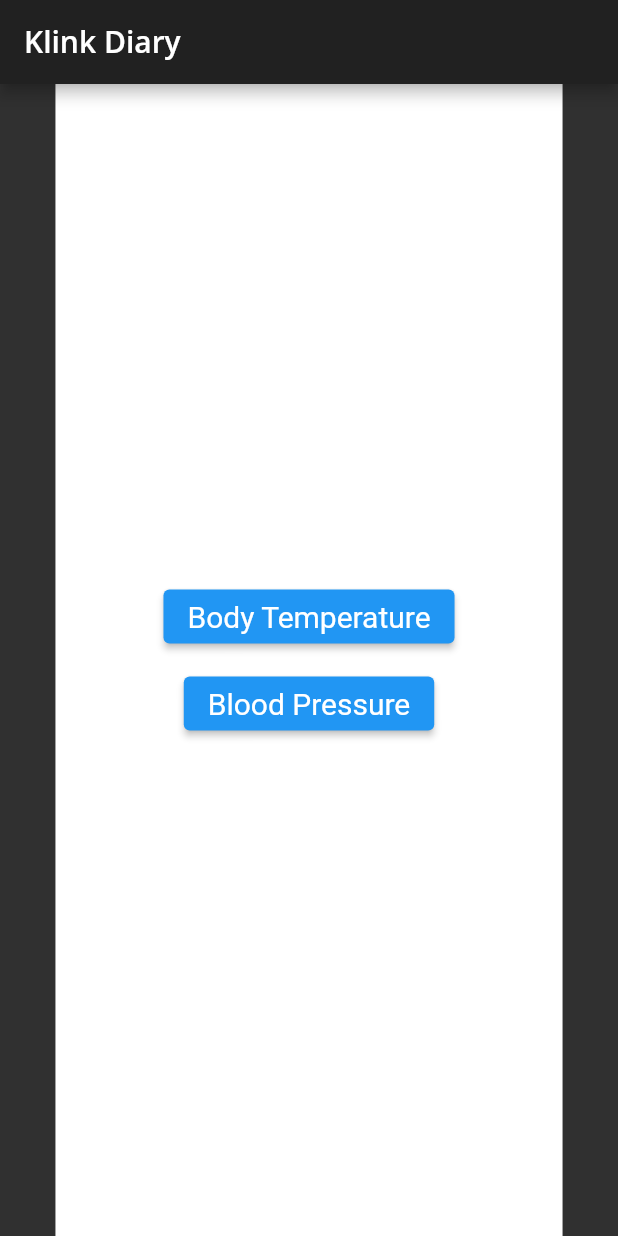
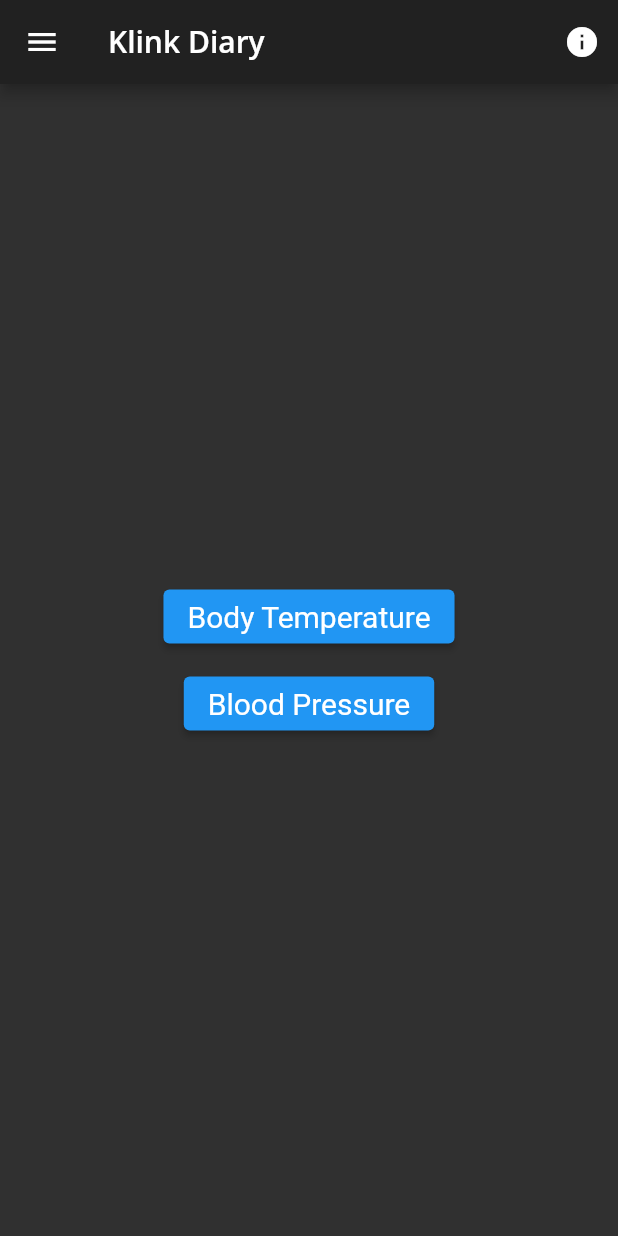
Before and after one commit to amodmulay/klinkdiary, a Flutter app: the screen it shows after launch, on a phone screen of 412 x 824 dp. Run offline on Flutter 3.47's test engine with Material 2 defaults, Android fonts, the phone set to English and light mode, and no system bars; our stand-ins replace fl_chart, google_fonts; generated files the repository leaves out were written again.

Commit message:
local storage + ui improvements for body temperature (#10)
* added utils for local file access
* reworked body temperature page and chart to allow for dynamic updates
* loading + saving body temperature values from/to local json file
* added build job for code generation
* added scafford drawer for navigation
* added about dialog
* replaced body temperature overview page with graph by a list
* made body temperature chart a subpage of body temperatur list page
* fixed overflow at body temperature chart page

```diff
--- a/lib/main.dart
+++ b/lib/main.dart
@@ -1,6 +1,7 @@
 import 'package:flutter/material.dart';
-import 'package:klinikdiary/pages/body_tempature_detail_page.dart';
-import 'package:klinikdiary/pages/body_temperature_overview_page.dart';
+import 'package:klinikdiary/pages/body_temperature_detail_page.dart';
+import 'package:klinikdiary/pages/body_temperature_list_page.dart';
+import 'package:klinikdiary/pages/body_temperature_chart_page.dart';
 import 'package:klinikdiary/pages/homepage.dart';
 import 'package:klinikdiary/pages/pages.dart';
 import 'theme/klinik_theme.dart';
@@ -26,7 +27,8 @@ class Klinikdiary extends StatelessWidget {
         routes: {
           Pages.login: (context) => const LoginPage(),
           Pages.home: (context) => const Homepage(),
-          Pages.bodyTemperatureOverview: (context) => const BodyTemperatureOverviewPage(),
+          Pages.bodyTemperatureList: (context) => const BodyTemperatureListPage(),
+          Pages.bodyTemperatureChart: (context) => const BodyTemperatureChartPage(),
           Pages.bodyTemperatureDetails: (context) => const BodyTemperatureDetailPage(),
         }
     );
--- a/lib/pages/body_tempature_detail_page.dart
+++ b/lib/pages/body_temperature_detail_page.dart
@@ -39,7 +39,6 @@ class BodyTemperatureDetailPage extends StatelessWidget {
         ),
         body: Center(
           child: Container(
-            color: Colors.white,
             child: Padding(
               padding: const EdgeInsets.all(36.0),
               child: Column(
--- a/lib/pages/homepage.dart
+++ b/lib/pages/homepage.dart
@@ -10,29 +10,47 @@ class Homepage extends StatelessWidget {
   @override
   Widget build(BuildContext context) {
     final Widget _bodyTemperaturePageButton = ElevatedButton(
-      style: Styles.buttonStyle,
-      onPressed: () {
-        Navigator.pushNamed(context, Pages.bodyTemperatureOverview,
-            arguments: BodyTemperatureRecord.now(bodyTemperature: 37.5));
-      },
-      child: const Text('Body Temperature')
-    );
-
-    final Widget _bloodPreassurePageButton = ElevatedButton(
         style: Styles.buttonStyle,
         onPressed: () {
+          Navigator.pushNamed(context, Pages.bodyTemperatureList,
+              arguments: BodyTemperatureRecord.now(bodyTemperature: 37.5));
+        },
+        child: const Text('Body Temperature'));
 
-        },
-        child: const Text('Blood Pressure')
-    );
+    final Widget _bloodPreassurePageButton =
+        ElevatedButton(style: Styles.buttonStyle, onPressed: () {}, child: const Text('Blood Pressure'));
 
     return Scaffold(
-        appBar: AppBar(
-          title: const Text("Klink Diary")
+        appBar: AppBar(title: const Text("Klink Diary"), actions: [
+          IconButton(
+              icon: const Icon(Icons.info),
+              onPressed: () {
+                showAboutDialog(
+                    context: context,
+                    applicationName: "Klinik Diary",
+                    applicationVersion: "0.0.1",
+                    children: const [
+                      Text("Made by"),
+                      Text(" Amod Mulay"),
+                      Text(" Christian Felbermair")
+                    ]
+                );
+              })
+        ]),
+        drawer: Drawer(
+          child: ListView(children: [
+            ListTile(
+                leading: const Icon(Icons.thermostat),
+                title: const Text("Body Temperature"),
+                onTap: () {
+                  Navigator.pushNamed(context, Pages.bodyTemperatureList,
+                      arguments: BodyTemperatureRecord.now(bodyTemperature: 37.5));
+                }),
+            ListTile(leading: const Icon(Icons.opacity), title: const Text("Blood Pressure"), onTap: () {})
+          ]),
         ),
         body: Center(
           child: Container(
-            color: Colors.white,
             padding: const EdgeInsets.all(36.0),
             child: Padding(
               padding: const EdgeInsets.all(36.0),
--- a/lib/pages/pages.dart
+++ b/lib/pages/pages.dart
@@ -1,6 +1,7 @@
 class Pages {
   static const String login = '/login';
   static const String home = '/home';
-  static const String bodyTemperatureOverview = '/bodyTemperatureOverview';
+  static const String bodyTemperatureList = '/bodyTemperatureList';
+  static const String bodyTemperatureChart = '/bodyTemperatureChart';
   static const String bodyTemperatureDetails = '/bodyTemperatureDetails';
 }
--- a/lib/persistence/file/file_storage.dart
+++ b/lib/persistence/file/file_storage.dart
@@ -22,7 +22,6 @@ class FileStorage {
 
   static Future<Map<String, dynamic>> readAsJsonMap({required FileDescriptor fileDescriptor}) async {
     var jsonString = await read(fileDescriptor: fileDescriptor);
-    print("1: $jsonString");
 
     if (jsonString.isEmpty) {
       return Future.value(<String, dynamic> {});
@@ -30,6 +29,11 @@ class FileStorage {
       final Map<String, dynamic> jsonMap = jsonDecode(jsonString);
       return Future<Map<String, dynamic>>.value(jsonMap);
     }
+  }
+
+  static writeAsJson({required FileDescriptor fileDescriptor, required Map<String, dynamic> jsonMap}) async {
+    final String jsonString = jsonEncode(jsonMap);
+    await write(fileDescriptor: fileDescriptor, content: jsonString);
   }
 
   static Future<String> read({required FileDescriptor fileDescriptor}) async {
--- a/lib/theme/klinik_theme.dart
+++ b/lib/theme/klinik_theme.dart
@@ -102,3 +102,7 @@ class KlinikTheme {
     );
   }
 }
+
+class KlinikIcons {
+  static const IconData bodyTemperatureIcon = Icons.thermostat;
+}
--- a/lib/widgets/body_temperature_chart.dart
+++ b/lib/widgets/body_temperature_chart.dart
@@ -100,7 +100,7 @@ class BodyTemperatureChart extends StatelessWidget {
         showTitles: true,
         reservedSize: 40,
         margin: 10,
-        interval: 24 * 60 * 60 * 1000,
+        interval: 4 * 24 * 60 * 60 * 1000,
         getTextStyles: (context, value) => const TextStyle(
           color: Colors.blue,
           fontSize: 16,
--- a/lib/widgets/formats.dart
+++ b/lib/widgets/formats.dart
@@ -3,5 +3,6 @@ import 'package:intl/intl.dart';
 
 class Formats {
   static final DateFormat dateFormatDaMo = DateFormat("dd.MM.");
-  static final DateFormat dateFormatDaMoYeHoMi = DateFormat("dd.MM.yyyy hh:mm");
+  static final DateFormat dateFormatHoMi = DateFormat("HH:mm");
+  static final DateFormat dateFormatDaMoYeHoMi = DateFormat("dd.MM.yyyy HH:mm");
 }
```
Also changed, not shown: lib/data/demo_data.dart (added, +56 -0 lines), lib/pages/body_temperature_chart_page.dart (added, +38 -0 lines), lib/pages/body_temperature_list_page.dart (added, +119 -0 lines), lib/pages/body_temperature_overview_page.dart (deleted, +0 -148 lines).
